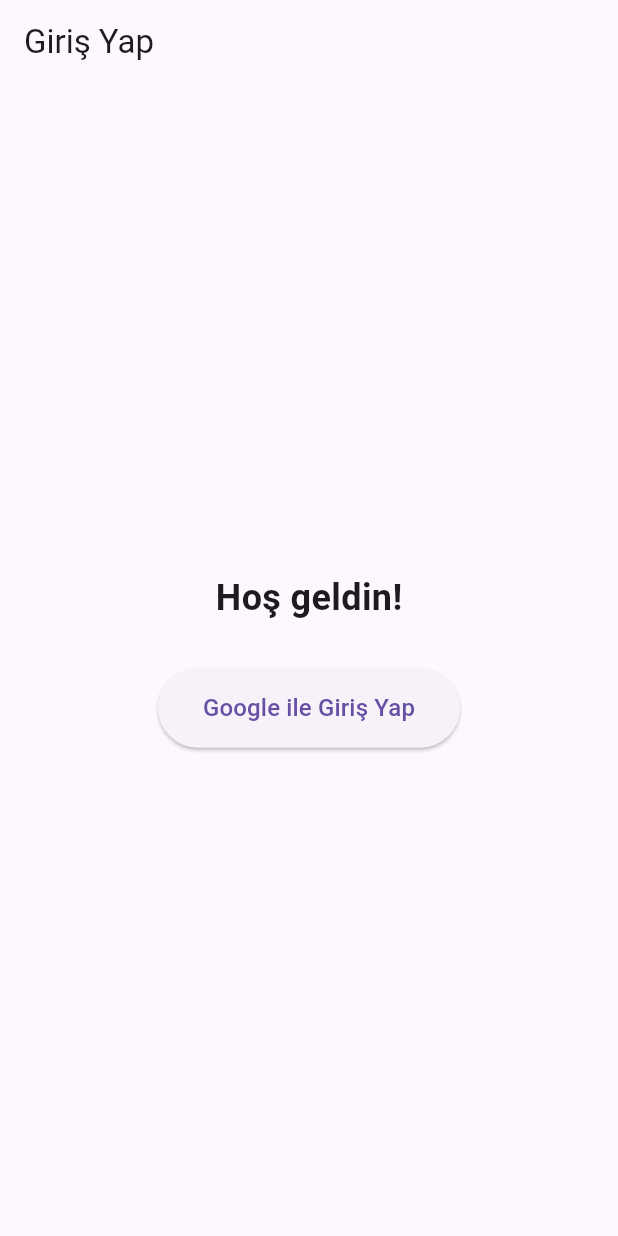
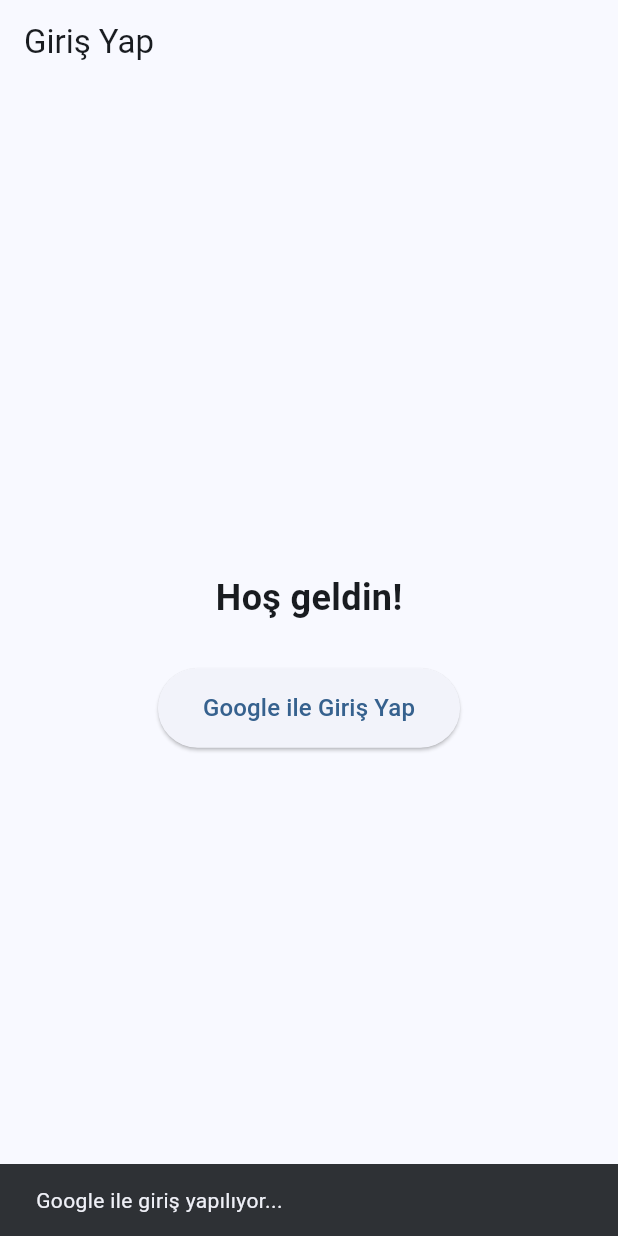
Before and after one commit to beyyzgur/Emergency-Assembly-Flutter-App, a Flutter app: the screen it shows after launch, after a tap on "Google ile Giriş Yap", on a phone screen of 412 x 824 dp. Run offline on Flutter 3.47's test engine with Material 3 defaults, Android fonts, the phone set to English and light mode, and no system bars; our stand-ins replace firebase_auth, firebase_core, flutter_riverpod, go_router, google_sign_in; accounts and stored records are empty.

Commit message:
feat: Google giriş butonu bildirimleri (snackbar) eklendi, klasör yolları düzeltildi, gereksiz router silindi ve otomatik harita yönlendirmesi (route guard) aktif edildi

```diff
--- a/lib/core/router.dart
+++ /dev/null
@@ -1,12 +0,0 @@
-import 'package:go_router/go_router.dart';
-import '../features/auth/login_screen.dart';
-
-final GoRouter goRouter = GoRouter(
-  initialLocation: '/login',
-  routes: [
-    GoRoute(
-      path: '/login',
-      builder: (context, state) => const LoginScreen(),
-    ),
-  ],
-);
--- a/lib/features/auth/login_screen.dart
+++ /dev/null
@@ -1,38 +0,0 @@
-import 'package:flutter/material.dart';
-import 'package:flutter_riverpod/flutter_riverpod.dart';
-import 'auth_service.dart';
-
-class LoginScreen extends ConsumerWidget {
-  const LoginScreen({super.key});
-
-  @override
-  Widget build(BuildContext context, WidgetRef ref) {
-    return Scaffold(
-      appBar: AppBar(title: const Text("Giriş Yap")),
-      body: Center(
-        child: Column(
-          mainAxisAlignment: MainAxisAlignment.center,
-          children: [
-            const Text(
-              "Hoş geldin!",
-              style: TextStyle(fontSize: 24, fontWeight: FontWeight.bold),
-            ),
-            const SizedBox(height: 30),
-            ElevatedButton(
-              onPressed: () async {
-                await ref.read(authServiceProvider).signInWithGoogle();
-              },
-              style: ElevatedButton.styleFrom(
-                padding: const EdgeInsets.symmetric(horizontal: 30, vertical: 15),
-              ),
-              child: const Text(
-                "Google ile Giriş Yap",
-                style: TextStyle(fontSize: 16),
-              ),
-            ),
-          ],
-        ),
-      ),
-    );
-  }
-}
--- /dev/null
+++ b/lib/features/auth/presentation/login_screen.dart
@@ -0,0 +1,61 @@
+import 'package:flutter/material.dart';
+import 'package:flutter_riverpod/flutter_riverpod.dart';
+import '../data/auth_service.dart';
+
+class LoginScreen extends ConsumerWidget {
+  const LoginScreen({super.key});
+
+  @override
+  Widget build(BuildContext context, WidgetRef ref) {
+    return Scaffold(
+      appBar: AppBar(title: const Text("Giriş Yap")),
+      body: Center(
+        child: Column(
+          mainAxisAlignment: MainAxisAlignment.center,
+          children: [
+            const Text(
+              "Hoş geldin!",
+              style: TextStyle(fontSize: 24, fontWeight: FontWeight.bold),
+            ),
+            const SizedBox(height: 30),
+            ElevatedButton(
+              onPressed: () async {
+                try {
+                  ScaffoldMessenger.of(context).showSnackBar(
+                    const SnackBar(
+                      content: Text("Google ile giriş yapılıyor..."),
+                    ),
+                  );
+
+                  await ref.read(authServiceProvider).signInWithGoogle();
+
+                  if (context.mounted) {
+                    ScaffoldMessenger.of(context).showSnackBar(
+                      const SnackBar(content: Text("Giriş başarılı!")),
+                    );
+                  }
+                } catch (e) {
+                  if (context.mounted) {
+                    ScaffoldMessenger.of(context).showSnackBar(
+                      SnackBar(content: Text("Hata: ${e.toString()}")),
+                    );
+                  }
+                }
+              },
+              style: ElevatedButton.styleFrom(
+                padding: const EdgeInsets.symmetric(
+                  horizontal: 30,
+                  vertical: 15,
+                ),
+              ),
+              child: const Text(
+                "Google ile Giriş Yap",
+                style: TextStyle(fontSize: 16),
+              ),
+            ),
+          ],
+        ),
+      ),
+    );
+  }
+}
--- /dev/null
+++ b/lib/features/map/presentation/map_screen.dart
@@ -0,0 +1,30 @@
+import 'package:flutter/material.dart';
+import 'package:flutter_riverpod/flutter_riverpod.dart';
+import '../../auth/data/auth_service.dart';
+
+class MapScreen extends ConsumerWidget {
+  const MapScreen({super.key});
+
+  @override
+  Widget build(BuildContext context, WidgetRef ref) {
+    return Scaffold(
+      appBar: AppBar(
+        title: const Text('Genel Harita'),
+        actions: [
+          IconButton(
+            icon: const Icon(Icons.logout),
+            onPressed: () async {
+              await ref.read(authServiceProvider).signOut();
+            },
+          ),
+        ],
+      ),
+      body: const Center(
+        child: Text(
+          'Harita Poligonları Buraya Gelecek',
+          style: TextStyle(fontSize: 18),
+        ),
+      ),
+    );
+  }
+}
--- a/lib/main.dart
+++ b/lib/main.dart
@@ -1,31 +1,29 @@
+import 'package:firebase_core/firebase_core.dart';
 import 'package:flutter/material.dart';
 import 'package:flutter_riverpod/flutter_riverpod.dart';
-import 'package:firebase_core/firebase_core.dart';
-import 'firebase_options.dart';
-import 'core/router.dart';
+import 'routing/app_router.dart';
 
-Future<void> main() async {
+void main() async {
   WidgetsFlutterBinding.ensureInitialized();
-
-  await Firebase.initializeApp(
-    options: DefaultFirebaseOptions.currentPlatform,
-  );
-
+  await Firebase.initializeApp();
   runApp(const ProviderScope(child: MyApp()));
 }
 
-class MyApp extends StatelessWidget {
+class MyApp extends ConsumerWidget {
   const MyApp({super.key});
 
   @override
-  Widget build(BuildContext context) {
+  Widget build(BuildContext context, WidgetRef ref) {
+    final router = ref.watch(goRouterProvider);
+
     return MaterialApp.router(
-      title: 'Emergency Assembly',
-      routerConfig: goRouter,
+      title: 'Emergency Assembly App',
       theme: ThemeData(
-        primarySwatch: Colors.blue,
+        colorScheme: ColorScheme.fromSeed(seedColor: Colors.blue),
         useMaterial3: true,
       ),
+      routerConfig: router, // go_router entegrasyonu
+      debugShowCheckedModeBanner: false,
     );
   }
 }
--- /dev/null
+++ b/lib/routing/app_router.dart
@@ -0,0 +1,45 @@
+// lib/routing/app_router.dart
+import 'package:firebase_auth/firebase_auth.dart';
+import 'package:flutter/material.dart';
+import 'package:flutter_riverpod/flutter_riverpod.dart';
+import 'package:go_router/go_router.dart';
+
+import '../features/auth/presentation/login_screen.dart';
+import '../features/map/presentation/map_screen.dart';
+
+final authStateProvider = StreamProvider<User?>((ref) {
+  return FirebaseAuth.instance.authStateChanges();
+});
+
+final goRouterProvider = Provider<GoRouter>((ref) {
+  final authState = ref.watch(authStateProvider);
+
+  return GoRouter(
+    initialLocation: '/login',
+    redirect: (BuildContext context, GoRouterState state) {
+      // Durum hala yükleniyorsa bekle
+      if (authState.isLoading) {
+        return null;
+      }
+
+      final bool isLoggedIn = authState.valueOrNull != null;
+      final bool isLoggingIn = state.uri.toString() == '/login';
+
+      if (isLoggedIn) {
+        if (isLoggingIn) {
+          return '/map';
+        }
+      } else {
+        if (!isLoggingIn) {
+          return '/login';
+        }
+      }
+
+      return null;
+    },
+    routes: [
+      GoRoute(path: '/login', builder: (context, state) => const LoginScreen()),
+      GoRoute(path: '/map', builder: (context, state) => const MapScreen()),
+    ],
+  );
+});
--- a/pubspec.yaml
+++ b/pubspec.yaml
@@ -36,7 +36,7 @@
   flutter_riverpod: ^2.5.1
 
   # Routing
-  go_router: ^14.0.0
+  go_router: ^17.3.0
 
   # Harita
   flutter_map: ^7.0.0
```
Also changed, not shown: lib/features/auth/data/auth_service.dart (renamed from lib/features/auth/auth_service.dart), pubspec.lock, 1 other file.
